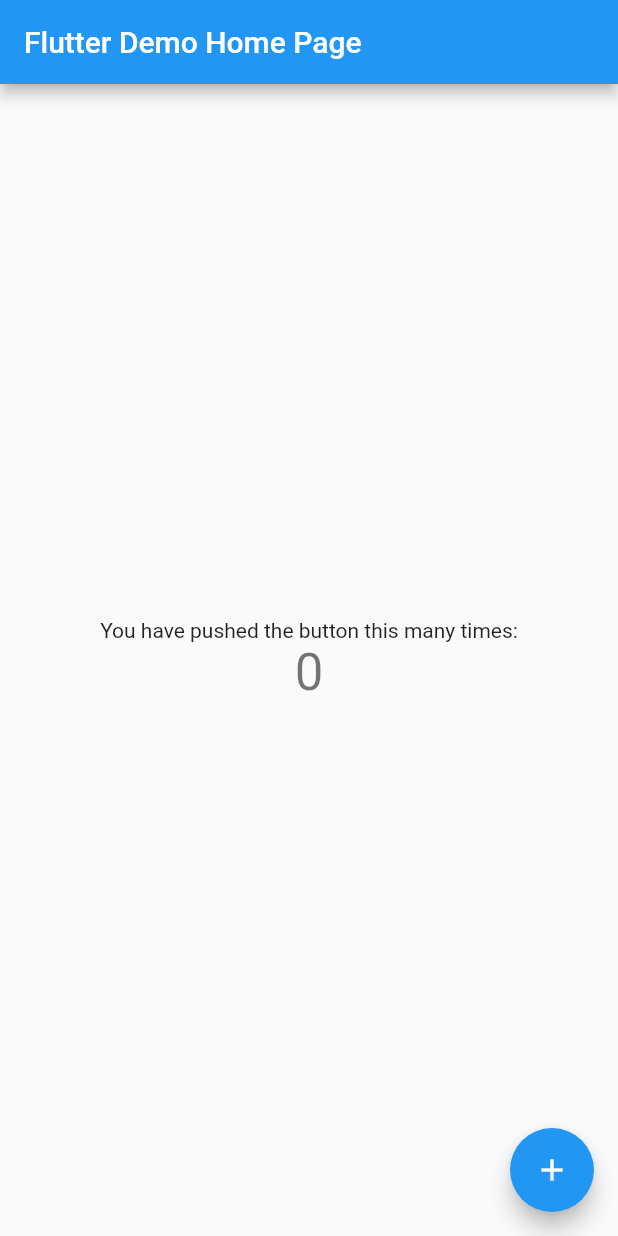
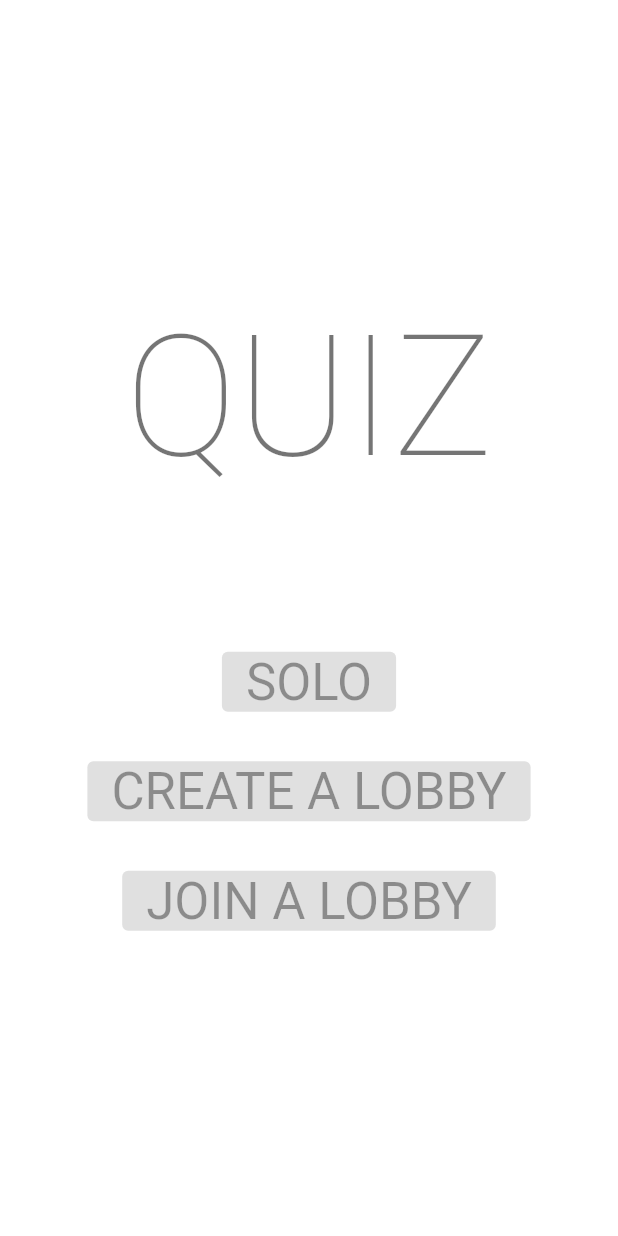
Before and after one commit to Horsemen-and-Women-of-the-Apocalypse/quiz-frontend, a Flutter app: the screen it shows after launch, on a phone screen of 412 x 824 dp. Run offline on Flutter 3.47's test engine with Material 2 defaults, Android fonts, the light colour scheme and no system bars; missing offline and left inert: global_configuration.

Commit message:
[NEW] Create home page

```diff
--- a/lib/main.dart
+++ b/lib/main.dart
@@ -1,118 +1,23 @@
 import 'package:flutter/material.dart';
 import 'package:global_configuration/global_configuration.dart';
+
+import 'package:quiz/pages/home.dart';
 
 void main() async {
   // Load configuration
   WidgetsFlutterBinding.ensureInitialized();
   await GlobalConfiguration().loadFromAsset('app_settings');
 
-  runApp(MyApp());
+  runApp(Application());
 }
 
-class MyApp extends StatelessWidget {
+class Application extends StatelessWidget {
   // This widget is the root of your application.
   @override
   Widget build(BuildContext context) {
     return MaterialApp(
-      title: 'Flutter Demo',
-      theme: ThemeData(
-        // This is the theme of your application.
-        //
-        // Try running your application with "flutter run". You'll see the
-        // application has a blue toolbar. Then, without quitting the app, try
-        // changing the primarySwatch below to Colors.green and then invoke
-        // "hot reload" (press "r" in the console where you ran "flutter run",
-        // or simply save your changes to "hot reload" in a Flutter IDE).
-        // Notice that the counter didn't reset back to zero; the application
-        // is not restarted.
-        primarySwatch: Colors.blue,
-      ),
-      home: MyHomePage(title: 'Flutter Demo Home Page'),
+      title: 'Quiz',
+      home: HomePage(),
     );
   }
 }
-
-class MyHomePage extends StatefulWidget {
-  MyHomePage({Key key, this.title}) : super(key: key);
-
-  // This widget is the home page of your application. It is stateful, meaning
-  // that it has a State object (defined below) that contains fields that affect
-  // how it looks.
-
-  // This class is the configuration for the state. It holds the values (in this
-  // case the title) provided by the parent (in this case the App widget) and
-  // used by the build method of the State. Fields in a Widget subclass are
-  // always marked "final".
-
-  final String title;
-
-  @override
-  _MyHomePageState createState() => _MyHomePageState();
-}
-
-class _MyHomePageState extends State<MyHomePage> {
-  int _counter = 0;
-
-  void _incrementCounter() {
-    setState(() {
-      // This call to setState tells the Flutter framework that something has
-      // changed in this State, which causes it to rerun the build method below
-      // so that the display can reflect the updated values. If we changed
-      // _counter without calling setState(), then the build method would not be
-      // called again, and so nothing would appear to happen.
-      _counter++;
-    });
-  }
-
-  @override
-  Widget build(BuildContext context) {
-    // This method is rerun every time setState is called, for instance as done
-    // by the _incrementCounter method above.
-    //
-    // The Flutter framework has been optimized to make rerunning build methods
-    // fast, so that you can just rebuild anything that needs updating rather
-    // than having to individually change instances of widgets.
-    return Scaffold(
-      appBar: AppBar(
-        // Here we take the value from the MyHomePage object that was created by
-        // the App.build method, and use it to set our appbar title.
-        title: Text(widget.title),
-      ),
-      body: Center(
-        // Center is a layout widget. It takes a single child and positions it
-        // in the middle of the parent.
-        child: Column(
-          // Column is also a layout widget. It takes a list of children and
-          // arranges them vertically. By default, it sizes itself to fit its
-          // children horizontally, and tries to be as tall as its parent.
-          //
-          // Invoke "debug painting" (press "p" in the console, choose the
-          // "Toggle Debug Paint" action from the Flutter Inspector in Android
-          // Studio, or the "Toggle Debug Paint" command in Visual Studio Code)
-          // to see the wireframe for each widget.
-          //
-          // Column has various properties to control how it sizes itself and
-          // how it positions its children. Here we use mainAxisAlignment to
-          // center the children vertically; the main axis here is the vertical
-          // axis because Columns are vertical (the cross axis would be
-          // horizontal).
-          mainAxisAlignment: MainAxisAlignment.center,
-          children: <Widget>[
-            Text(
-              'You have pushed the button this many times:',
-            ),
-            Text(
-              '$_counter',
-              style: Theme.of(context).textTheme.headline4,
-            ),
-          ],
-        ),
-      ),
-      floatingActionButton: FloatingActionButton(
-        onPressed: _incrementCounter,
-        tooltip: 'Increment',
-        child: Icon(Icons.add),
-      ), // This trailing comma makes auto-formatting nicer for build methods.
-    );
-  }
-}
--- /dev/null
+++ b/lib/pages/home.dart
@@ -0,0 +1,45 @@
+import 'package:flutter/material.dart';
+
+const String SOLO_BUTTON_TEXT = 'SOLO';
+const String LOBBY_CREATION_BUTTON_TEXT = 'CREATE A LOBBY';
+const String LOBBY_JOINING_BUTTON_TEXT = 'JOIN A LOBBY';
+
+/// Home page widget
+class HomePage extends StatelessWidget {
+  @override
+  Widget build(BuildContext context) {
+    var buttonStyle = ElevatedButton.styleFrom(
+        textStyle: Theme.of(context).textTheme.headline4);
+    var paddingBetweenButtons = SizedBox(height: 25);
+
+    return Center(
+      child: Column(
+        mainAxisAlignment: MainAxisAlignment.center,
+        children: [
+          Text(
+            'QUIZ',
+            style: Theme.of(context).textTheme.headline1,
+          ),
+          SizedBox(height: paddingBetweenButtons.height * 4),
+          ElevatedButton(
+              key: Key(SOLO_BUTTON_TEXT),
+              onPressed: null, // TODO: Switch to solo mode page
+              style: buttonStyle,
+              child: Text(SOLO_BUTTON_TEXT)),
+          paddingBetweenButtons,
+          ElevatedButton(
+              key: Key(LOBBY_CREATION_BUTTON_TEXT),
+              onPressed: null, // TODO: Switch to lobby creation page
+              style: buttonStyle,
+              child: Text(LOBBY_CREATION_BUTTON_TEXT)),
+          paddingBetweenButtons,
+          ElevatedButton(
+              key: Key(LOBBY_JOINING_BUTTON_TEXT),
+              onPressed: null, // TODO: Switch to lobby joining page
+              style: buttonStyle,
+              child: Text(LOBBY_JOINING_BUTTON_TEXT))
+        ],
+      ),
+    );
+  }
+}
```
Also changed, not shown: 2 other files.
